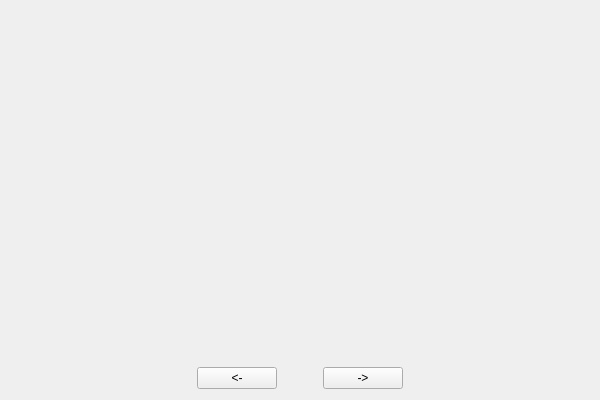
Old version of the form ImageWizard/imagewizard.ui in the repository coltoncandy/Image-Generator-Wizard.
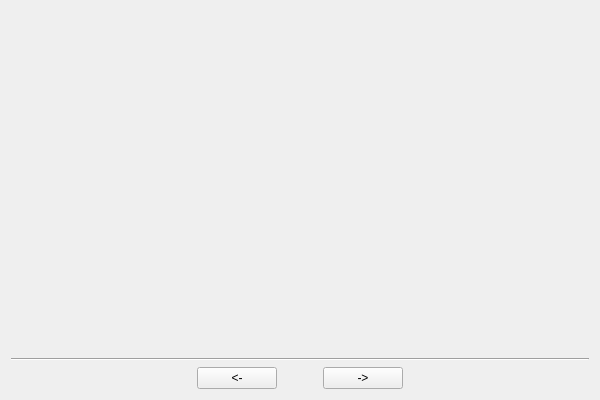
New version of the form.

The edit to the form file:
```diff
--- a/ImageWizard/imagewizard.ui
+++ b/ImageWizard/imagewizard.ui
@@ -10,6 +10,12 @@
     <height>400</height>
    </rect>
   </property>
+  <property name="maximumSize">
+   <size>
+    <width>1920</width>
+    <height>1080</height>
+   </size>
+  </property>
   <property name="windowTitle">
    <string>ImageWizard</string>
   </property>
@@ -17,6 +23,16 @@
    <item>
     <widget class="QStackedWidget" name="frames"/>
    </item>
+   <item>
+    <widget class="Line" name="line">
+     <property name="autoFillBackground">
+      <bool>false</bool>
+     </property>
+     <property name="orientation">
+      <enum>Qt::Horizontal</enum>
+     </property>
+    </widget>
+   </item>
    <item>
     <layout class="QHBoxLayout" name="horizontalLayout">
      <item>
```
